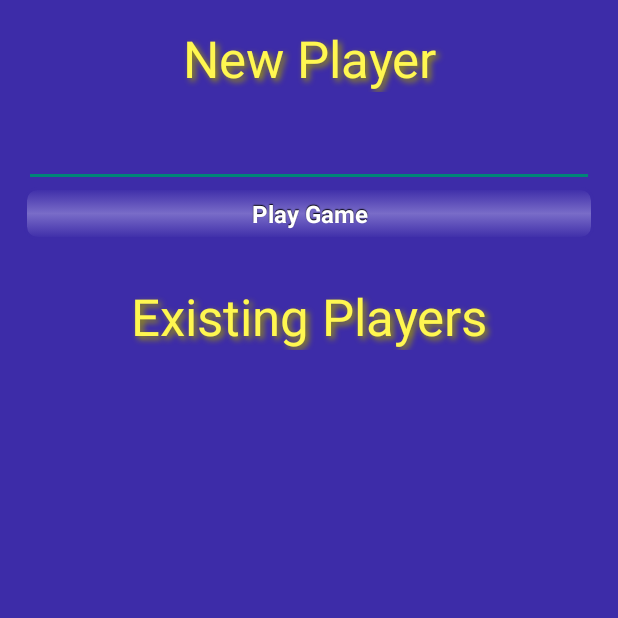
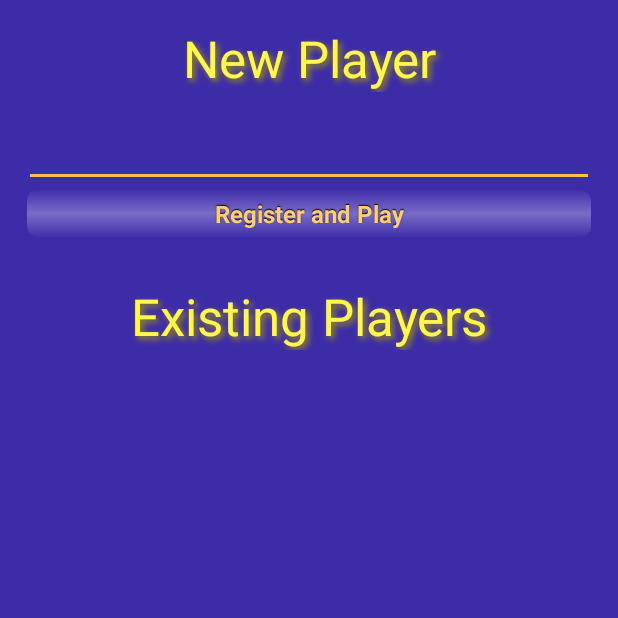
Before and after one commit to ldlarsed/Birthday-O-Matic, an Android app: the LoginActivity screen opened directly, with no data from a screen before it, on a phone screen of 412 x 824 dp, the top half of it. Run offline under Robolectric (Android 15) with nearby library versions, the phone set to English and light mode, and no system bars.

Commit message:
Fixed a new player button and some translations

```diff
--- a/Obliger/Mappe1/Hangman/app/src/main/java/com/example/s198569/hangman/GamePlayActivity.java
+++ b/Obliger/Mappe1/Hangman/app/src/main/java/com/example/s198569/hangman/GamePlayActivity.java
@@ -288,9 +288,7 @@ public class GamePlayActivity extends AppCompatActivity {
             final Button b = new Button(this);
             b.setTextColor(getResources().getColor(R.color.secondary_2_1));
             b.setText(kb);
-            //keybUsed[i++] = false;
-            //b.setLayoutParams(new LinearLayout.LayoutParams(screenWidth / (keyboard.getColumnCount() +1), screenWidth / (keyboard.getColumnCount() +1)));
-            //b.setLayoutParams(new LinearLayout.LayoutParams((screenWidth/2) / (keyboard.getColumnCount() - 1), (screenHeight/2) / (keyboard.getRowCount()-1)));
+
             setButtonOrientation(b);
             keyboard.addView(b);
 
--- a/Obliger/Mappe1/Hangman/app/src/main/res/layout/activity_login.xml
+++ b/Obliger/Mappe1/Hangman/app/src/main/res/layout/activity_login.xml
@@ -39,10 +39,12 @@
         <Button
             android:layout_width="match_parent"
             android:layout_height="wrap_content"
-
             android:layout_below="@+id/edit_text_new_player"
-            android:text="@string/menu_play"
-            android:onClick="onPlayGameButtonClick"/>
+            android:text="@string/new_player_button"
+            android:onClick="onPlayGameButtonClick"
+            style="@style/button"
+            android:textColor="@color/secondary_2_1"
+            />
 
     </RelativeLayout>
 
--- a/Obliger/Mappe1/Hangman/app/src/main/res/values/styles.xml
+++ b/Obliger/Mappe1/Hangman/app/src/main/res/values/styles.xml
@@ -6,6 +6,7 @@
         <!-- Customize your theme here. -->
         <item name="android:windowBackground">@color/primary_0</item>
         <item name="android:buttonStyle">@style/button</item>
+        <item name="colorControlActivated">@color/secondary_2_2</item>
     </style>
 
 
```
Also changed, not shown: Obliger/Mappe1/Hangman/app/src/main/res/values/strings.xml (+3 -5 lines), 1 other file.
